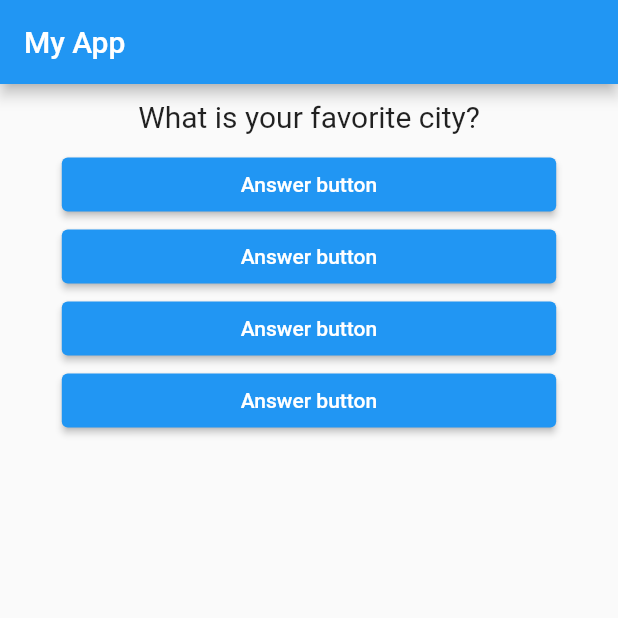
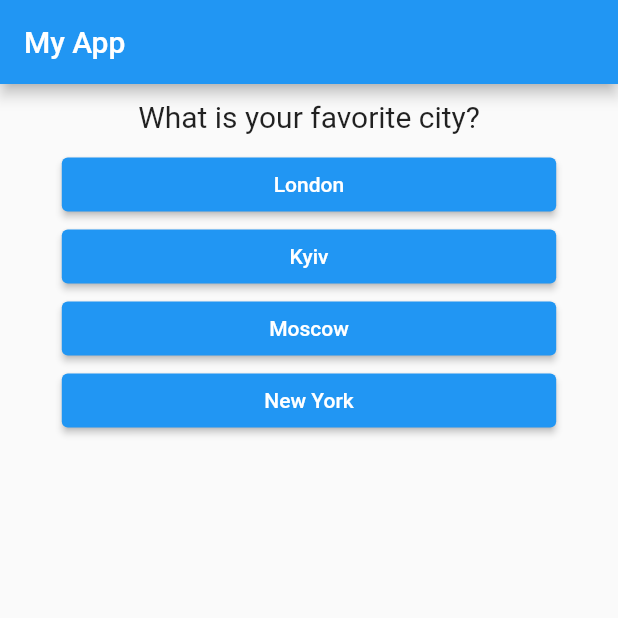
Before and after one commit to timagixe/quizz_app, a Flutter app: the screen it shows after launch, on a phone screen of 412 x 824 dp, the top half of it. Run offline on Flutter 3.47's test engine with Material 2 defaults, Android fonts, the phone set to English and light mode, and no system bars.

Commit message:
Render answers dynamically

```diff
--- a/lib/answer.dart
+++ b/lib/answer.dart
@@ -2,15 +2,16 @@ import 'package:flutter/material.dart';
 
 class Answer extends StatelessWidget {
   final Function submitHandler;
+  final String answerText;
 
-  Answer(this.submitHandler);
+  Answer(this.submitHandler, this.answerText);
 
   @override
   Widget build(BuildContext context) {
     return Container(
       width: MediaQuery.of(context).size.width * 0.8,
       child: ElevatedButton(
-        child: Text('Answer button'),
+        child: Text(answerText),
         onPressed: submitHandler,
       ),
     );
--- a/lib/main.dart
+++ b/lib/main.dart
@@ -22,10 +22,19 @@ class _MyAppState extends State<MyApp> {
 
   @override
   Widget build(BuildContext context) {
-    List<String> questions = [
-      'What is your favorite city?',
-      'What\'s your favorite color?',
-      "What's your favorite number?"
+    List<Map<String, Object>> questions = [
+      {
+        'questionText': 'What is your favorite city?',
+        'answers': ['London', 'Kyiv', 'Moscow', 'New York']
+      },
+      {
+        'questionText': 'What\'s your favorite color?',
+        'answers': ['Yellow', 'Blue', 'Green', 'Red']
+      },
+      {
+        'questionText': "What's your favorite number?",
+        'answers': ['Infinity', 'Thirteen', 'Hundred', 'Zero']
+      },
     ];
 
     return MaterialApp(
@@ -35,11 +44,9 @@ class _MyAppState extends State<MyApp> {
         ),
         body: Column(
           children: [
-            Question(questions[_questionIndex]),
-            Answer(_answerQuestion),
-            Answer(_answerQuestion),
-            Answer(_answerQuestion),
-            Answer(_answerQuestion),
+            Question(questions[_questionIndex]['questionText']),
+            ...((questions[_questionIndex]['answers'] as List<String>)
+                .map((answer) => Answer(_answerQuestion, answer))).toList(),
           ],
         ),
       ),
```
